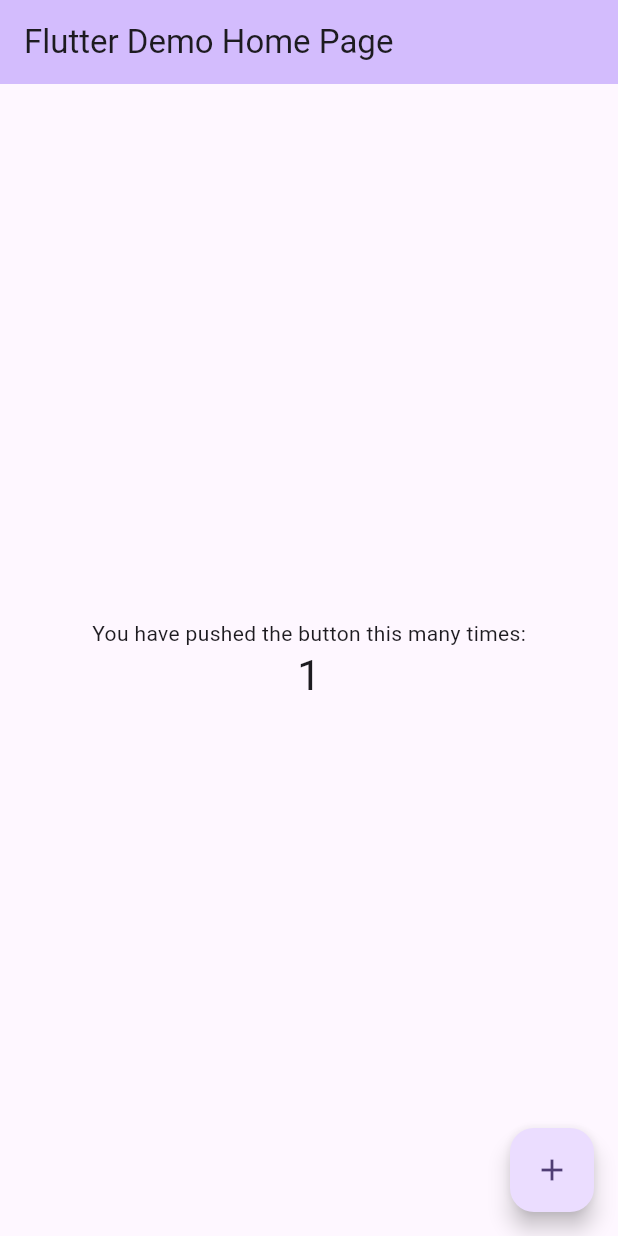
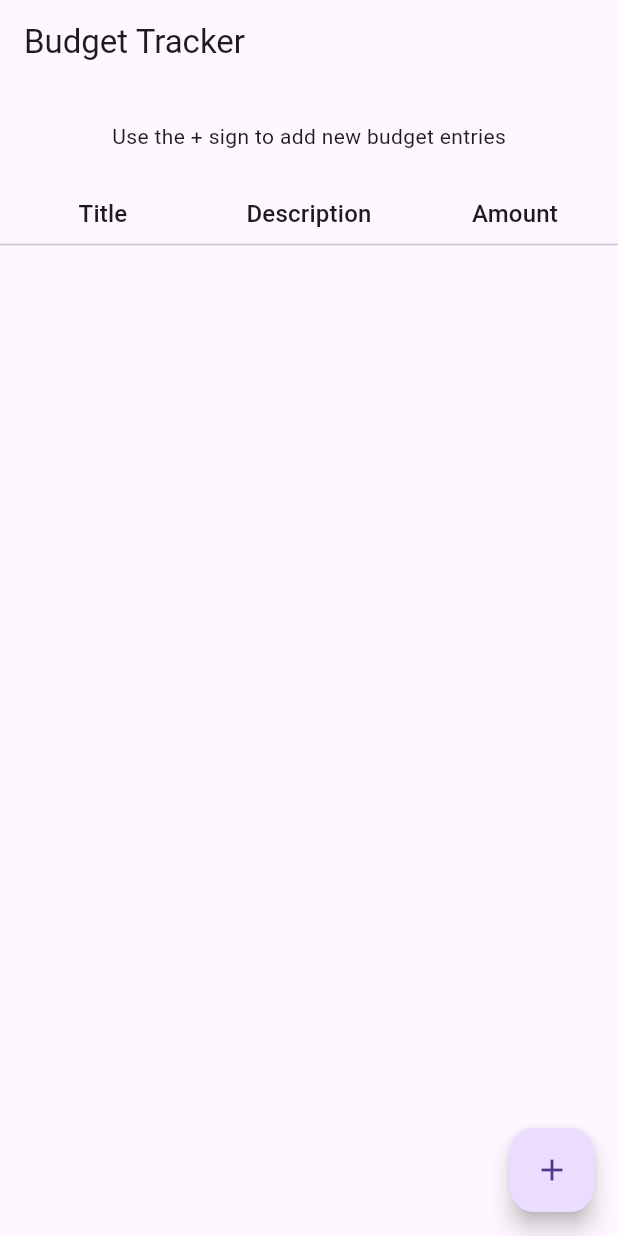
Before and after one commit to hannah-eichelsdoerfer/budget_tracker, a Flutter app: the screen it shows after launch, after a tap on the "add" icon, on a phone screen of 412 x 824 dp. Run offline on Flutter 3.47's test engine with Material 3 defaults, Android fonts, the phone set to English and light mode, and no system bars; our stand-ins replace go_router; missing offline and left inert: amplify_core.

Commit message:
basic budget tracker screen

```diff
--- a/lib/main.dart
+++ b/lib/main.dart
@@ -1,125 +1,198 @@
 import 'package:flutter/material.dart';
+import 'package:go_router/go_router.dart';
 
-void main() {
+import 'models/ModelProvider.dart';
+
+Future<void> main() async {
+  WidgetsFlutterBinding.ensureInitialized();
+  await _configureAmplify();
   runApp(const MyApp());
+}
+
+Future<void> _configureAmplify() async {
+  // To be filled in
 }
 
 class MyApp extends StatelessWidget {
   const MyApp({super.key});
 
-  // This widget is the root of your application.
+  // GoRouter configuration
+  static final _router = GoRouter(
+    routes: [
+      GoRoute(
+        path: '/',
+        builder: (context, state) => const HomeScreen(),
+      ),
+    ],
+  );
+
   @override
   Widget build(BuildContext context) {
-    return MaterialApp(
-      title: 'Flutter Demo',
-      theme: ThemeData(
-        // This is the theme of your application.
-        //
-        // TRY THIS: Try running your application with "flutter run". You'll see
-        // the application has a purple toolbar. Then, without quitting the app,
-        // try changing the seedColor in the colorScheme below to Colors.green
-        // and then invoke "hot reload" (save your changes or press the "hot
-        // reload" button in a Flutter-supported IDE, or press "r" if you used
-        // the command line to start the app).
-        //
-        // Notice that the counter didn't reset back to zero; the application
-        // state is not lost during the reload. To reset the state, use hot
-        // restart instead.
-        //
-        // This works for code too, not just values: Most code changes can be
-        // tested with just a hot reload.
-        colorScheme: ColorScheme.fromSeed(seedColor: Colors.deepPurple),
-        useMaterial3: true,
-      ),
-      home: const MyHomePage(title: 'Flutter Demo Home Page'),
+    return MaterialApp.router(
+      routerConfig: _router,
+      debugShowCheckedModeBanner: false,
     );
   }
 }
 
-class MyHomePage extends StatefulWidget {
-  const MyHomePage({super.key, required this.title});
-
-  // This widget is the home page of your application. It is stateful, meaning
-  // that it has a State object (defined below) that contains fields that affect
-  // how it looks.
-
-  // This class is the configuration for the state. It holds the values (in this
-  // case the title) provided by the parent (in this case the App widget) and
-  // used by the build method of the State. Fields in a Widget subclass are
-  // always marked "final".
-
-  final String title;
+class LoadingScreen extends StatelessWidget {
+  const LoadingScreen({super.key});
 
   @override
-  State<MyHomePage> createState() => _MyHomePageState();
+  Widget build(BuildContext context) {
+    return const Scaffold(
+      body: Center(
+        child: CircularProgressIndicator(),
+      ),
+    );
+  }
 }
 
-class _MyHomePageState extends State<MyHomePage> {
-  int _counter = 0;
+class HomeScreen extends StatefulWidget {
+  const HomeScreen({super.key});
 
-  void _incrementCounter() {
-    setState(() {
-      // This call to setState tells the Flutter framework that something has
-      // changed in this State, which causes it to rerun the build method below
-      // so that the display can reflect the updated values. If we changed
-      // _counter without calling setState(), then the build method would not be
-      // called again, and so nothing would appear to happen.
-      _counter++;
-    });
+  @override
+  State<HomeScreen> createState() => _HomeScreenState();
+}
+
+class _HomeScreenState extends State<HomeScreen> {
+  var _budgetEntries = <BudgetEntry>[];
+
+  @override
+  void initState() {
+    super.initState();
+  }
+
+  Future<void> _refreshBudgetEntries() async {
+    // To be filled in
+  }
+
+  Future<void> _deleteBudgetEntry(BudgetEntry budgetEntry) async {
+    // To be filled in
+  }
+
+  Future<void> _navigateToBudgetEntry({BudgetEntry? budgetEntry}) async {
+    // To be filled in
+  }
+
+  double _calculateTotalBudget(List<BudgetEntry?> items) {
+    var totalAmount = 0.0;
+    for (final item in items) {
+      totalAmount += item?.amount ?? 0;
+    }
+    return totalAmount;
+  }
+
+  Widget _buildRow({
+    required String title,
+    required String description,
+    required String amount,
+    TextStyle? style,
+  }) {
+    return Row(
+      children: [
+        Expanded(
+          child: Text(
+            title,
+            textAlign: TextAlign.center,
+            style: style,
+          ),
+        ),
+        Expanded(
+          child: Text(
+            description,
+            textAlign: TextAlign.center,
+            style: style,
+          ),
+        ),
+        Expanded(
+          child: Text(
+            amount,
+            textAlign: TextAlign.center,
+            style: style,
+          ),
+        ),
+      ],
+    );
   }
 
   @override
   Widget build(BuildContext context) {
-    // This method is rerun every time setState is called, for instance as done
-    // by the _incrementCounter method above.
-    //
-    // The Flutter framework has been optimized to make rerunning build methods
-    // fast, so that you can just rebuild anything that needs updating rather
-    // than having to individually change instances of widgets.
     return Scaffold(
+      floatingActionButton: FloatingActionButton(
+        // Navigate to the page to create new budget entries
+        onPressed: _navigateToBudgetEntry,
+        child: const Icon(Icons.add),
+      ),
       appBar: AppBar(
-        // TRY THIS: Try changing the color here to a specific color (to
-        // Colors.amber, perhaps?) and trigger a hot reload to see the AppBar
-        // change color while the other colors stay the same.
-        backgroundColor: Theme.of(context).colorScheme.inversePrimary,
-        // Here we take the value from the MyHomePage object that was created by
-        // the App.build method, and use it to set our appbar title.
-        title: Text(widget.title),
+        title: const Text('Budget Tracker'),
       ),
       body: Center(
-        // Center is a layout widget. It takes a single child and positions it
-        // in the middle of the parent.
-        child: Column(
-          // Column is also a layout widget. It takes a list of children and
-          // arranges them vertically. By default, it sizes itself to fit its
-          // children horizontally, and tries to be as tall as its parent.
-          //
-          // Column has various properties to control how it sizes itself and
-          // how it positions its children. Here we use mainAxisAlignment to
-          // center the children vertically; the main axis here is the vertical
-          // axis because Columns are vertical (the cross axis would be
-          // horizontal).
-          //
-          // TRY THIS: Invoke "debug painting" (choose the "Toggle Debug Paint"
-          // action in the IDE, or press "p" in the console), to see the
-          // wireframe for each widget.
-          mainAxisAlignment: MainAxisAlignment.center,
-          children: <Widget>[
-            const Text(
-              'You have pushed the button this many times:',
+        child: Padding(
+          padding: const EdgeInsets.only(top: 25),
+          child: RefreshIndicator(
+            onRefresh: _refreshBudgetEntries,
+            child: Column(
+              children: [
+                if (_budgetEntries.isEmpty)
+                  const Text('Use the \u002b sign to add new budget entries')
+                else
+                  Row(
+                    mainAxisAlignment: MainAxisAlignment.center,
+                    children: [
+                      // Show total budget from the list of all BudgetEntries
+                      Text(
+                        'Total Budget: \$ ${_calculateTotalBudget(_budgetEntries).toStringAsFixed(2)}',
+                        style: const TextStyle(fontSize: 24),
+                      )
+                    ],
+                  ),
+                const SizedBox(height: 30),
+                _buildRow(
+                  title: 'Title',
+                  description: 'Description',
+                  amount: 'Amount',
+                  style: Theme.of(context).textTheme.titleMedium,
+                ),
+                const Divider(),
+                Expanded(
+                  child: ListView.builder(
+                    itemCount: _budgetEntries.length,
+                    itemBuilder: (context, index) {
+                      final budgetEntry = _budgetEntries[index];
+                      return Dismissible(
+                        key: ValueKey(budgetEntry),
+                        background: const ColoredBox(
+                          color: Colors.red,
+                          child: Padding(
+                            padding: EdgeInsets.only(right: 10),
+                            child: Align(
+                              alignment: Alignment.centerRight,
+                              child: Icon(Icons.delete, color: Colors.white),
+                            ),
+                          ),
+                        ),
+                        onDismissed: (_) => _deleteBudgetEntry(budgetEntry),
+                        child: ListTile(
+                          onTap: () => _navigateToBudgetEntry(
+                            budgetEntry: budgetEntry,
+                          ),
+                          title: _buildRow(
+                            title: budgetEntry.title,
+                            description: budgetEntry.description ?? '',
+                            amount:
+                                '\$ ${budgetEntry.amount.toStringAsFixed(2)}',
+                          ),
+                        ),
+                      );
+                    },
+                  ),
+                ),
+              ],
             ),
-            Text(
-              '$_counter',
-              style: Theme.of(context).textTheme.headlineMedium,
-            ),
-          ],
+          ),
         ),
       ),
-      floatingActionButton: FloatingActionButton(
-        onPressed: _incrementCounter,
-        tooltip: 'Increment',
-        child: const Icon(Icons.add),
-      ), // This trailing comma makes auto-formatting nicer for build methods.
     );
   }
 }
```
Also changed, not shown: 3 other files.
